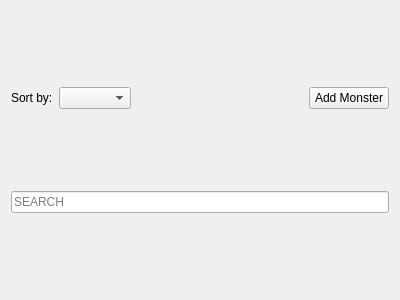
This is boxmenu.ui in jmd0711/SummonersWarTeamManager3 as Qt 5 draws it before an edit. The edited form follows.
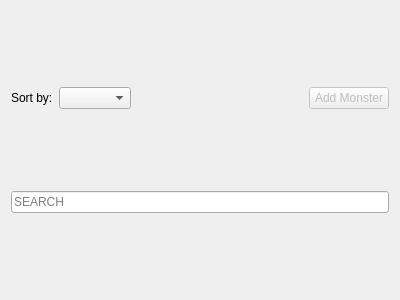
This is the edited form.

Diff of the .ui file:
```diff
--- a/boxmenu.ui
+++ b/boxmenu.ui
@@ -41,6 +41,9 @@
      </item>
      <item>
       <widget class="QPushButton" name="addButton">
+       <property name="enabled">
+        <bool>false</bool>
+       </property>
        <property name="text">
         <string>Add Monster</string>
        </property>
```
